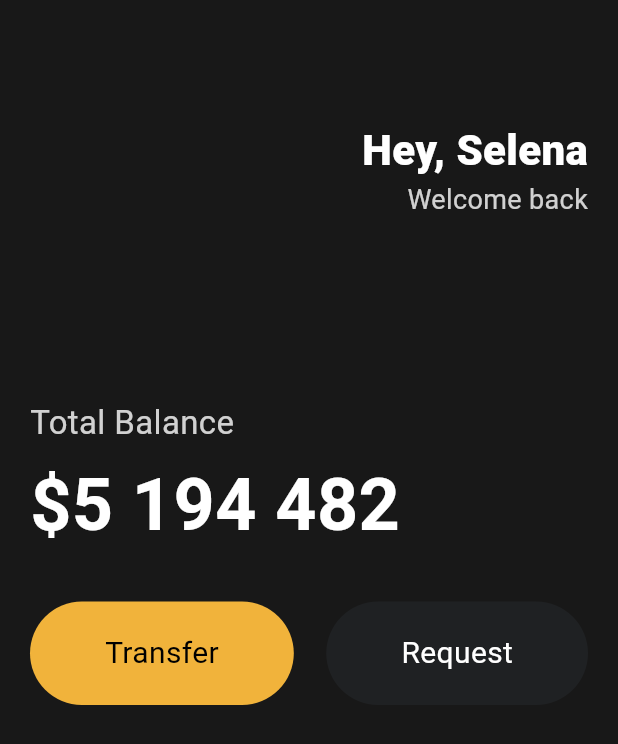
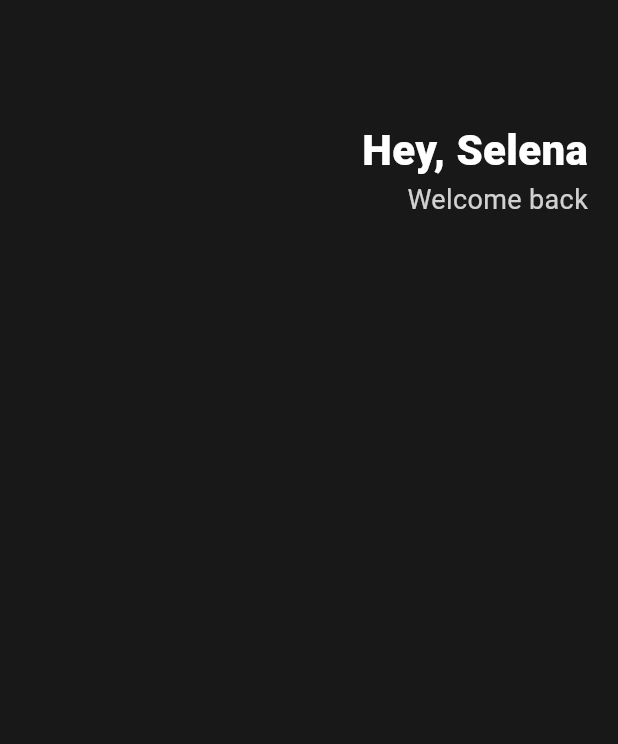
Before and after one commit to sky4564/flutter_prt1, a Flutter app: the screen it shows after launch, on a phone screen of 412 x 824 dp. Shown: the top 744 px of the screen. Run offline on Flutter 3.47's test engine with Material 3 defaults, Android fonts, the phone set to English and light mode, and no system bars.

Commit message:
welcome msg 컴포넌트화

```diff
--- a/lib/main.dart
+++ b/lib/main.dart
@@ -1,5 +1,6 @@
 import 'package:flutter/material.dart';
-import 'package:untitled/widgets/button.dart';
+// import 'package:untitled/widgets/button.dart';/
+import 'package:untitled/widgets/welcome_text.dart';
 
 void main() {
   runApp(const App());
@@ -10,83 +11,66 @@ class App extends StatelessWidget {
 
   @override
   Widget build(BuildContext context) {
-    return MaterialApp(
+    return const MaterialApp(
       home: Scaffold(
-        backgroundColor: const Color(0xFF181818),
+        backgroundColor: Color(0xFF181818),
         body: Padding(
-          padding: const EdgeInsets.symmetric(
+          padding: EdgeInsets.symmetric(
             horizontal: 20,
           ),
           child: Column(
             crossAxisAlignment: CrossAxisAlignment.start,
             children: [
-              const SizedBox(
+              SizedBox(
                 height: 80,
               ),
-              const Row(
-                mainAxisAlignment: MainAxisAlignment.end,
-                children: [
-                  Column(
-                    crossAxisAlignment: CrossAxisAlignment.end,
-                    children: [
-                      Text(
-                        'Hey, Selena',
-                        style: TextStyle(
-                          color: Colors.white,
-                          fontSize: 28,
-                          fontWeight: FontWeight.w800,
-                        ),
-                      ),
-                      Text(
-                        'Welcome back',
-                        style: TextStyle(
-                          color: Color.fromRGBO(255, 255, 255, 0.8),
-                          fontSize: 18,
-                        ),
-                      ),
-                    ],
-                  )
-                ],
-              ),
-              const SizedBox(
-                height: 120,
-              ),
-              Text(
-                'Total Balance',
-                style: TextStyle(
-                  fontSize: 22,
-                  color: Colors.white.withOpacity(0.8),
-                ),
-              ),
-              const SizedBox(
-                height: 5,
-              ),
-              const Text(
-                '\$5 194 482',
-                style: TextStyle(
-                  fontSize: 48,
-                  fontWeight: FontWeight.w600,
-                  color: Colors.white,
-                ),
-              ),
-              const SizedBox(
-                height: 30,
-              ),
-              const Row(
-                mainAxisAlignment: MainAxisAlignment.spaceBetween,
-                children: [
-                  Button(
-                    text: 'Transfer',
-                    bgColor: Color(0xFFF1B33B),
-                    textColor: Colors.black,
-                  ),
-                  Button(
-                    text: 'Request',
-                    bgColor: Color(0xFF1F2123),
-                    textColor: Colors.white,
-                  ),
-                ],
-              ),
+              Welcome_T(),
+
+              // const SizedBox(
+              //   height: 120,
+              //   width: 30,
+              // ),
+
+              // Text(
+              //   'Total Balance',
+              //   style: TextStyle(
+              //     fontSize: 22,
+              //     color: Colors.white.withOpacity(0.8),
+              //   ),
+              // ),
+
+              // SizedBox(
+              //   height: 5,
+              // ),
+
+              // Text(
+              //   '\$5 194 482',
+              //   style: TextStyle(
+              //     fontSize: 48,
+              //     fontWeight: FontWeight.w600,
+              //     color: Colors.white,
+              //   ),
+              // ),
+
+              // SizedBox(
+              //   height: 30,
+              // ),
+
+              // Row(
+              //   mainAxisAlignment: MainAxisAlignment.spaceBetween,
+              //   children: [
+              //     Button(
+              //       text: 'Transfer',
+              //       bgColor: Color(0xFFF1B33B),
+              //       textColor: Colors.black,
+              //     ),
+              //     Button(
+              //       text: 'Request',
+              //       bgColor: Color(0xFF1F2123),
+              //       textColor: Colors.white,
+              //     ),
+              //   ],
+              // ),
             ],
           ),
         ),
--- /dev/null
+++ b/lib/widgets/welcome_text.dart
@@ -0,0 +1,34 @@
+import 'package:flutter/material.dart';
+
+class Welcome_T extends StatelessWidget {
+  const Welcome_T({super.key});
+
+  @override
+  Widget build(BuildContext context) {
+    return const Row(
+      mainAxisAlignment: MainAxisAlignment.end,
+      children: [
+        Column(
+          crossAxisAlignment: CrossAxisAlignment.end,
+          children: [
+            Text(
+              'Hey, Selena',
+              style: TextStyle(
+                color: Colors.white,
+                fontSize: 28,
+                fontWeight: FontWeight.w800,
+              ),
+            ),
+            Text(
+              'Welcome back',
+              style: TextStyle(
+                color: Color.fromRGBO(255, 255, 255, 0.8),
+                fontSize: 18,
+              ),
+            ),
+          ],
+        )
+      ],
+    );
+  }
+}
```
